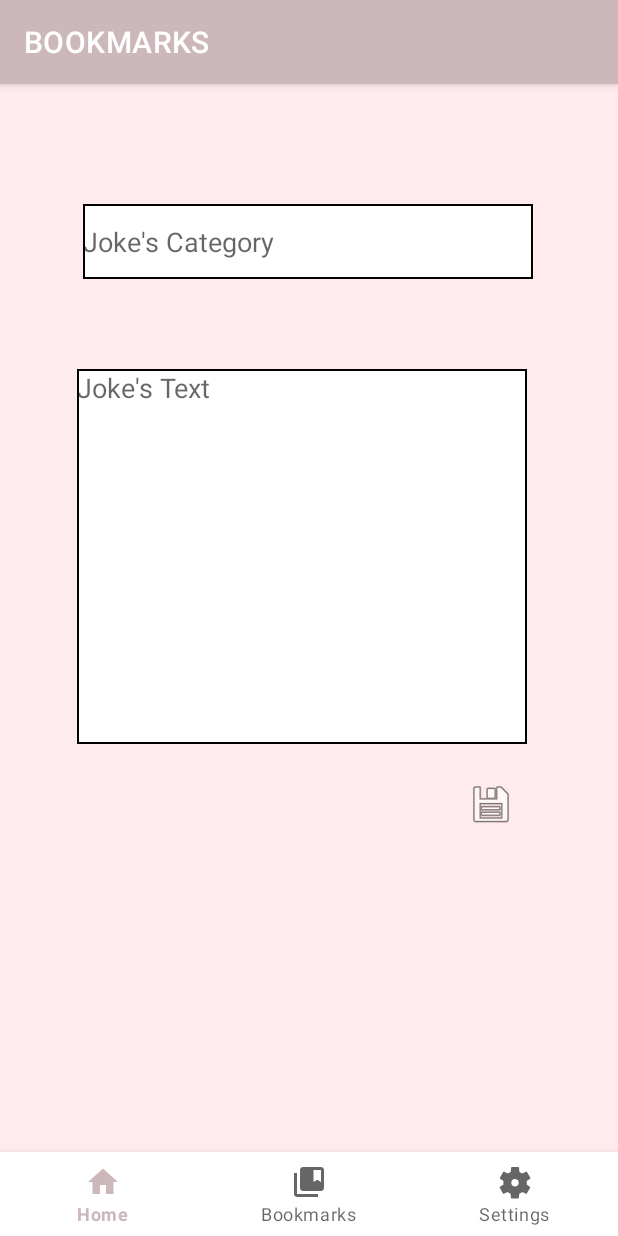
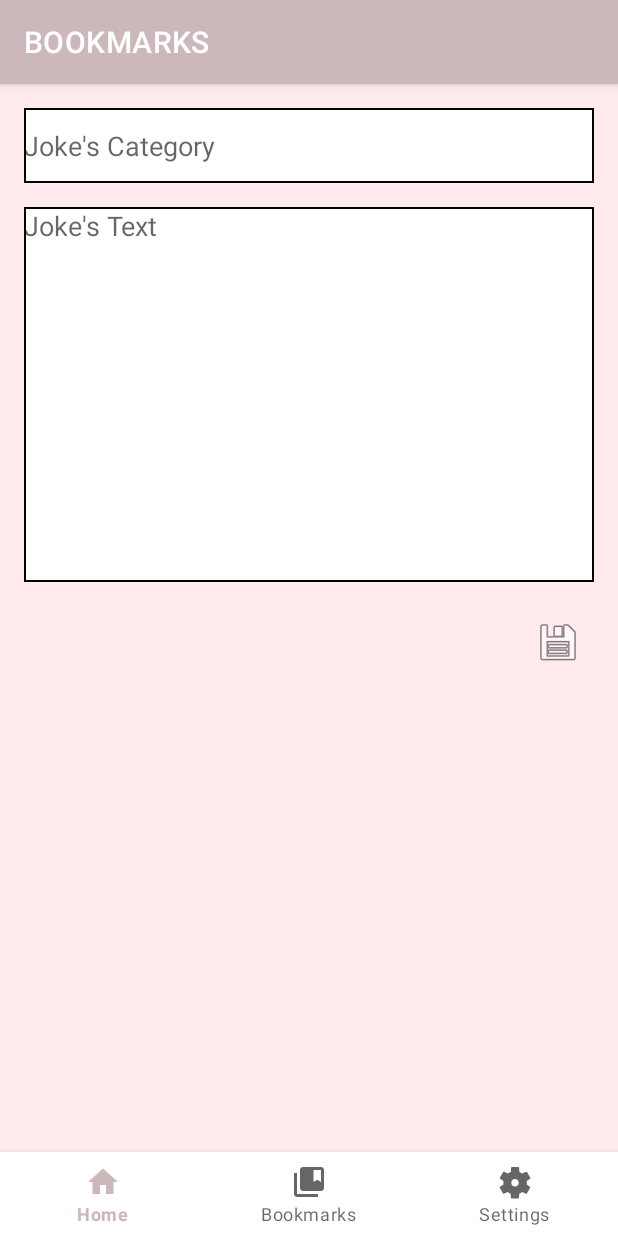
Before and after one commit to DmitryKucherenko/rs.android.final_task, an Android app: the FavouriteListFragment screen opened through its navigation route, after a tap on "Add button", on a phone screen of 412 x 824 dp. Run offline under Robolectric (Android 15) with nearby library versions, the phone set to English and light mode, and no system bars; our stand-ins replace Dagger/Hilt's generated code, navigation-ui, paging; 2 statements that could not run were skipped.

Commit message:
refactoring add_fragment.xml

```diff
--- a/app/src/main/java/com/fatalzero/rsandroidfinal_task/presentation/Fauvorite/FavouriteListFragment.kt
+++ b/app/src/main/java/com/fatalzero/rsandroidfinal_task/presentation/Fauvorite/FavouriteListFragment.kt
@@ -6,7 +6,9 @@ import android.view.LayoutInflater
 import android.view.View
 import android.view.ViewGroup
 import android.widget.EditText
+import androidx.core.view.forEach
 import androidx.core.view.get
+import androidx.core.view.size
 import androidx.fragment.app.Fragment
 import androidx.lifecycle.LiveData
 import androidx.lifecycle.ViewModelProvider
@@ -18,7 +20,6 @@ import androidx.recyclerview.widget.RecyclerView
 import com.fatalzero.rsandroidfinal_task.App
 import com.fatalzero.rsandroidfinal_task.R
 import com.fatalzero.rsandroidfinal_task.databinding.FauvoriteJokeListFragmentBinding
-import com.fatalzero.rsandroidfinal_task.domain.model.Filters
 import com.fatalzero.rsandroidfinal_task.domain.model.Joke
 import com.fatalzero.rsandroidfinal_task.presentation.Fauvorite.adapter.FJokeAdapter
 import com.fatalzero.rsandroidfinal_task.presentation.Fauvorite.adapter.FauvItemClickListener
@@ -38,8 +39,6 @@ class FavouriteListFragment : Fragment() {
     private var favoriteRecyclerView: RecyclerView? = null
     private var searchTextView: EditText? = null
     private var addButton: FloatingActionButton? = null
-    private lateinit var searchLiveData: LiveData<List<Joke>>
-    private val filtersArray by lazy { resources.getStringArray(R.array.filters_array) }
     private val component by lazy {
         (requireActivity().application as App).appComponent
     }
@@ -65,7 +64,7 @@ class FavouriteListFragment : Fragment() {
     }
 
     private fun search(query: String) {
-       viewModel.searchJoke(query)
+        viewModel.searchJoke(query)
     }
 
 
@@ -77,22 +76,23 @@ class FavouriteListFragment : Fragment() {
             chipGroupView = binding.chipGroup
         }
 
-
         favoriteRecyclerView?.layoutManager = LinearLayoutManager(context)
         navController = findNavController()
 
     }
 
 
-    private fun setChipGroup(chipGroup: ChipGroup?) {
-        for (i in filtersArray.indices) {
-            val filter = Filters.values()[i]
+    private fun setChipGroup(chipGroup: ChipGroup?, filters: List<String>) {
+
+        for (i in filters.indices) {
+            val filter = filters[i]
             val chip = (
                     layoutInflater
                         .inflate(R.layout.filter_chip_item, chipGroup, false)) as Chip
             chip.apply {
-                text = filtersArray[i]
-                id = filter.ordinal
+                text = filter
+                id = i
+                if(filter=="Any")isChecked=true
                 setChipListener(this, filter)
                 chipGroup?.addView(this)
             }
@@ -101,22 +101,23 @@ class FavouriteListFragment : Fragment() {
 
     override fun onResume() {
         super.onResume()
-        Log.d("REPO","SHOW")
+        Log.d("REPO", "SHOW")
     }
 
-    private fun setChipListener(chip: Chip, filter: Filters) =
+    private fun setChipListener(chip: Chip, filter: String) =
         chip.setOnCheckedChangeListener { _, isChecked ->
             val checkedFilters = requireNotNull(viewModel.checkedFilters.value)
             when {
-                filter == Filters.Any &&
+                filter == "Any" &&
                         filter !in checkedFilters && isChecked -> viewModel.clearFilter()
                 filter !in checkedFilters && isChecked -> viewModel.addFilter(filter)
-                filter in checkedFilters && !isChecked && filter != Filters.Any-> viewModel.removeFilter(filter)
+                filter in checkedFilters && !isChecked && filter != "Any" -> viewModel.removeFilter(
+                    filter
+                )
             }
         }
 
     private fun setupListener() {
-        setChipGroup(chipGroupView)
 
         addButton?.setOnClickListener {
             navController?.navigate(
@@ -127,7 +128,7 @@ class FavouriteListFragment : Fragment() {
 
         }
         searchTextView?.addTextChangedListener(
-            DebouncingTextWatcher.getWatcher(lifecycleScope) {search(it.toString()) }
+            DebouncingTextWatcher.getWatcher(lifecycleScope) { search(it.toString()) }
         )
 
         favoriteItemClickListener = object : FauvItemClickListener {
@@ -155,20 +156,24 @@ class FavouriteListFragment : Fragment() {
         favoriteRecyclerView?.adapter = adapter
     }
 
-    private fun udateChipGroup(filters: List<Filters>, chipGroupView: ChipGroup) {
-        val anyChip = chipGroupView[Filters.Any.ordinal] as Chip
-        val checkedFilters = requireNotNull(viewModel.checkedFilters.value)
-        if (checkedFilters.contains(Filters.Any)) {
+    private fun udateChipGroup(filters: List<String>, chipGroupView: ChipGroup) {
+        if (chipGroupView.size == 0) return
+        val anyChip = chipGroupView[0] as Chip
+        if (filters.contains("Any")) {
             chipGroupView.clearCheck()
             anyChip.isChecked = true
             anyChip.isEnabled = false
         } else {
-            checkedFilters.forEach {
-                chipGroupView.check(it.ordinal)
+            chipGroupView.forEach {
+
+                val chip = it as Chip
+                if (filters.contains(chip.text)) chip.isChecked = true
             }
-            anyChip.isChecked = false
-            anyChip.isEnabled = true
+
         }
+        anyChip.isChecked = false
+        anyChip.isEnabled = true
+
     }
 
     override fun onViewCreated(view: View, savedInstanceState: Bundle?) {
@@ -176,6 +181,15 @@ class FavouriteListFragment : Fragment() {
         viewModel.clearFilter()
         initView()
         setupListener()
+
+
+        viewModel.getCategory().observe(
+            viewLifecycleOwner
+        ) {category->
+            val categoryWithAny = category.toMutableList()
+            categoryWithAny.add(0, "Any")
+            setChipGroup(chipGroupView, categoryWithAny)
+        }
 
         viewModel.listDbLiveData.observe(
             viewLifecycleOwner
--- a/app/src/main/res/layout/add_fragment.xml
+++ b/app/src/main/res/layout/add_fragment.xml
@@ -12,9 +12,11 @@
     <EditText
         android:id="@+id/JokeTextMultiLine"
         style="@style/Widget.AppCompat.AutoCompleteTextView"
-        android:layout_width="300dp"
+        android:layout_marginHorizontal="16dp"
+        android:layout_marginTop="16dp"
+        android:layout_width="match_parent"
         android:layout_height="250dp"
-        android:layout_marginTop="60dp"
+
         android:background="@drawable/back"
         android:ems="10"
         android:gravity="start|top"
@@ -44,9 +46,10 @@
     <EditText
         android:id="@+id/editCategory"
         android:hint="@string/joke_s_category"
-        android:layout_width="300dp"
+        android:layout_width="match_parent"
         android:layout_height="50dp"
-        android:layout_marginTop="80dp"
+        android:layout_marginHorizontal="16dp"
+        android:layout_marginTop="16dp"
         android:background="@drawable/back"
         android:contentDescription="@string/type_category"
         app:layout_constraintEnd_toEndOf="parent"
```
